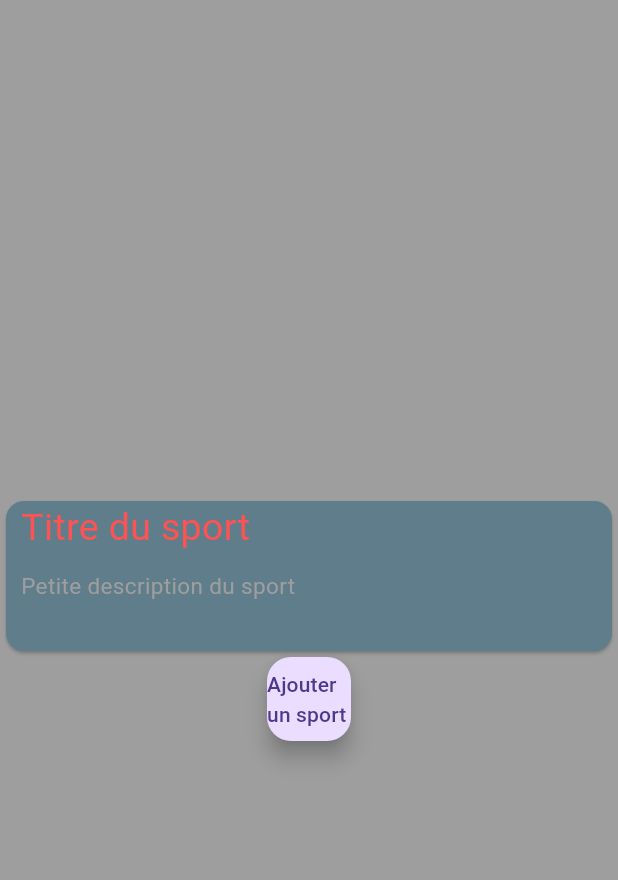
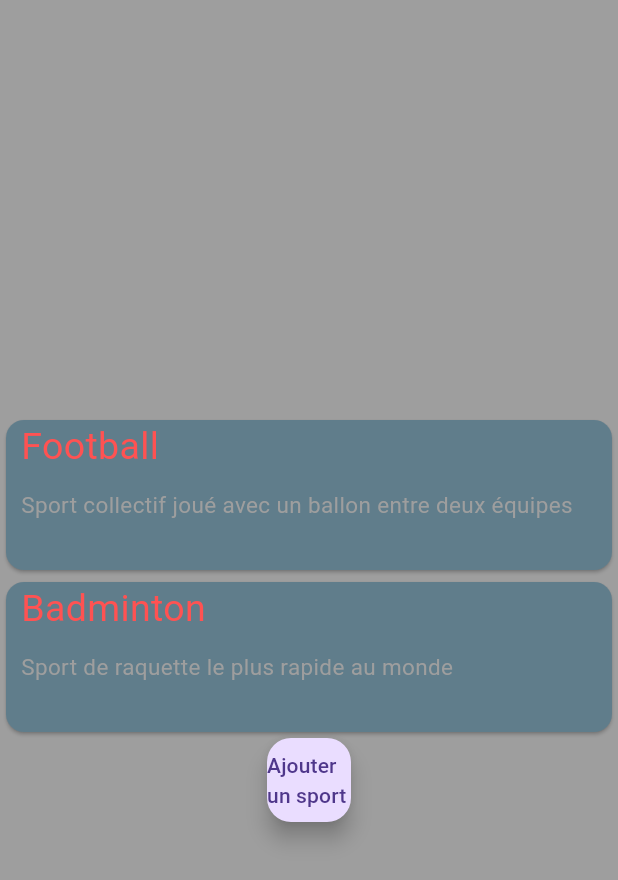
Before and after one commit to yalac/tp1-flutter-sport-YL, a Flutter app: the screen it shows after launch, on a phone screen of 412 x 824 dp. Shown: the top 880 px of the screen. Run offline on Flutter 3.47's test engine with Material 3 defaults, Android fonts, the phone set to English and light mode, and no system bars.

Commit message:
modification de la card pour afficher nom et description des sports

```diff
--- a/lib/pages/home_page.dart
+++ b/lib/pages/home_page.dart
@@ -42,7 +42,8 @@ class _HomePageState extends State<HomePage> {
                 child: Column(
                   mainAxisAlignment: MainAxisAlignment.center,
                   children: [
-                    SportCard(),
+                    SportCard(sport: sports[0]),
+                    SportCard(sport: sports[1]),
                     FloatingActionButton(
                       onPressed: () {
                         Navigator.push(
--- a/lib/widgets/sport_card.dart
+++ b/lib/widgets/sport_card.dart
@@ -1,8 +1,11 @@
 import 'package:flutter/material.dart';
+import 'package:tp1_sport_yl/models/sport.dart';
 import 'package:tp1_sport_yl/pages/detail_sport_page.dart';
 
 class SportCard extends StatelessWidget {
-  const new({super.key});
+  final Sport sport;
+
+  const SportCard({super.key, required this.sport});
 
   @override
   Widget build(BuildContext context) {
@@ -30,7 +33,7 @@ class SportCard extends StatelessWidget {
                   Container(
                     padding: EdgeInsets.only(left: 10),
                     child: Text(
-                      'Titre du sport',
+                      sport.nom,
                       style: TextStyle(color: Colors.redAccent, fontSize: 25),
                       textAlign: TextAlign.center,
                     ),
@@ -39,7 +42,7 @@ class SportCard extends StatelessWidget {
                   Container(
                     padding: EdgeInsets.only(left: 10),
                     child: Text(
-                      'Petite description du sport',
+                      sport.description,
                       style: TextStyle(color: Colors.grey, fontSize: 15),
                     ),
                   ),
```
